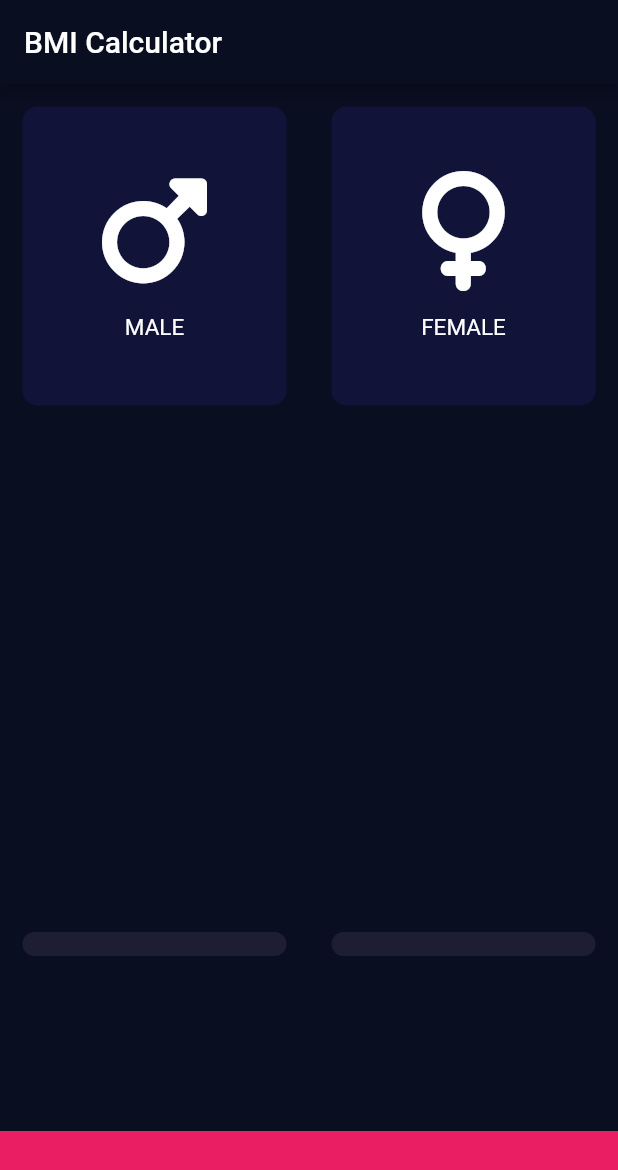
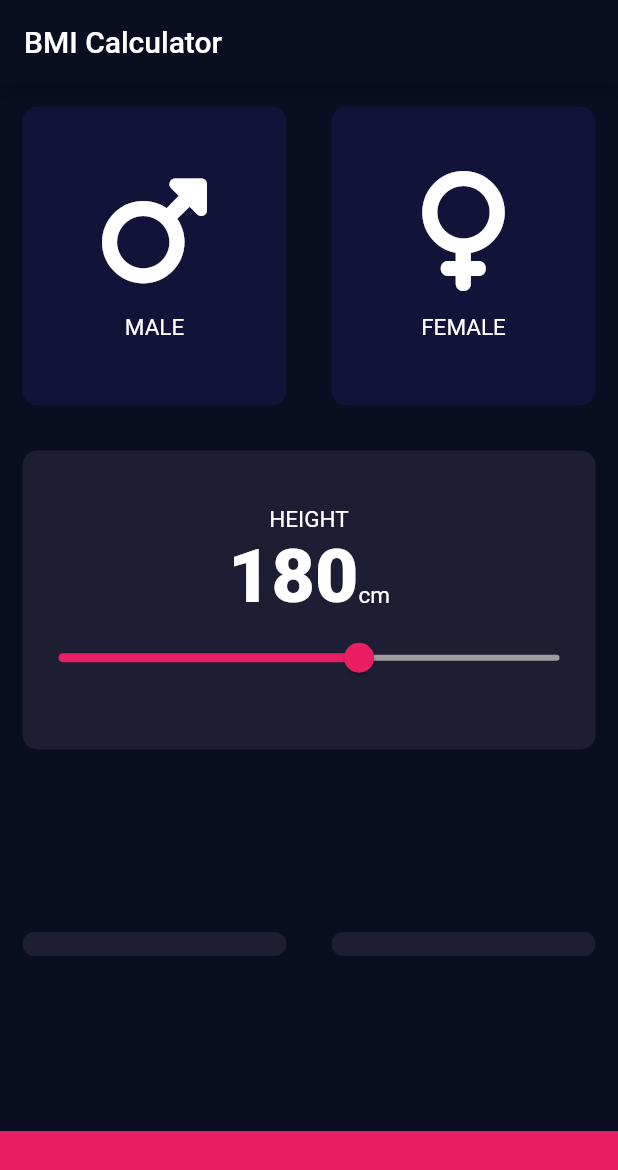
Before and after one commit to Kamrul-Hasan-2/bmi_calculator, a Flutter app: the screen it shows after launch, on a phone screen of 412 x 824 dp. Shown: the top 1170 px of the screen. Run offline on Flutter 3.47's test engine with Material 2 defaults, Android fonts, the phone set to English and light mode, and no system bars; our stand-ins replace font_awesome_flutter.

Commit message:
update Middle Expaded Widget

```diff
--- a/lib/Input_page.dart
+++ b/lib/Input_page.dart
@@ -2,14 +2,12 @@ import 'package:flutter/material.dart';
 import 'package:font_awesome_flutter/font_awesome_flutter.dart';
 import 'Reuse_card.dart';
 import 'Reuse_icon.dart';
+import 'constants.dart';
 
-
-const botomContainerButton = 70.0;
-const activeCardColor = Color(0xFF1D1E33);
-const botomContaineerButton = Colors.pink;
-const inActiveColor = Color(0xFF111338);
-
-enum Gender{male,female,}
+enum Gender {
+  male,
+  female,
+}
 
 class InputPage extends StatefulWidget {
   const InputPage({super.key});
@@ -19,8 +17,8 @@ class InputPage extends StatefulWidget {
 }
 
 class _InputPageState extends State<InputPage> {
-
-     Gender? selectedGender;
+  Gender? selectedGender;
+  int height = 180;
 
   @override
   Widget build(BuildContext context) {
@@ -29,41 +27,75 @@ class _InputPageState extends State<InputPage> {
           title: Text('BMI Calculator'),
         ),
         body: Column(
+          crossAxisAlignment: CrossAxisAlignment.stretch,
           children: <Widget>[
             Expanded(
                 child: Row(
               children: [
                 Expanded(
                   child: ReUseCard(
-                    onPress: (){
+                    onPress: () {
                       setState(() {
                         selectedGender = Gender.male;
                       });
                     },
                     childCard:
                         ReUseIcon(icon: FontAwesomeIcons.mars, label: "MALE"),
-                    colour: selectedGender == Gender.male ? activeCardColor : inActiveColor,
+                    colour: selectedGender == Gender.male
+                        ? kActiveCardColor
+                        : kInActiveColor,
                   ),
                 ),
                 Expanded(
                   child: ReUseCard(
-                    onPress: (){
+                    onPress: () {
                       setState(() {
                         selectedGender = Gender.female;
                       });
                     },
-                    colour: selectedGender == Gender.female ? activeCardColor : inActiveColor,
-                    childCard:
-                        ReUseIcon(icon: FontAwesomeIcons.venus, label: "FEMALE"),
+                    colour: selectedGender == Gender.female
+                        ? kActiveCardColor
+                        : kInActiveColor,
+                    childCard: ReUseIcon(
+                        icon: FontAwesomeIcons.venus, label: "FEMALE"),
                   ),
                 ),
               ],
             )),
             Expanded(
               child: ReUseCard(
-                onPress: (){},
-                colour: activeCardColor,
-                childCard: Text(""),
+                onPress: () {},
+                colour: kActiveCardColor,
+                childCard: Column(
+                  mainAxisAlignment: MainAxisAlignment.center,
+                  children: [
+                    Text('HEIGHT', style: kLevelTextStyle,),
+                    Row(
+                      mainAxisAlignment: MainAxisAlignment.center,
+                      crossAxisAlignment: CrossAxisAlignment.baseline,
+                      textBaseline: TextBaseline.alphabetic,
+                      children: [
+                        Text(height.toString(),
+                        style: kNumberTextStyle,
+                        ),
+                        Text('cm',
+                          style: kLevelTextStyle,
+                        ),
+                      ],
+                    ),
+                    Slider(value: height.toDouble(),
+                      min: 120,
+                      max: 220,
+                      activeColor: Colors.pink,
+                      inactiveColor: Colors.grey,
+                      onChanged: (double newValue){
+                      setState(() {
+                        height = newValue.round();
+                      });
+                      },
+                    ),
+                  ],
+                ),
               ),
             ),
             Expanded(
@@ -71,25 +103,25 @@ class _InputPageState extends State<InputPage> {
               children: [
                 Expanded(
                   child: ReUseCard(
-                    onPress: (){},
-                    colour: activeCardColor,
+                    onPress: () {},
+                    colour: kActiveCardColor,
                     childCard: Text(""),
                   ),
                 ),
                 Expanded(
                   child: ReUseCard(
-                    onPress: (){},
-                    colour: activeCardColor,
+                    onPress: () {},
+                    colour: kActiveCardColor,
                     childCard: Text(""),
                   ),
                 ),
               ],
             )),
             Container(
-              color: botomContaineerButton,
+              color: kBotomContaineerButton,
               margin: EdgeInsets.only(top: 10.0),
               width: double.infinity,
-              height: botomContainerButton,
+              height: kBotomContainerButton,
             ),
           ],
         ));
--- a/lib/Reuse_icon.dart
+++ b/lib/Reuse_icon.dart
@@ -1,5 +1,9 @@
 import 'package:flutter/cupertino.dart';
 import 'package:flutter/material.dart';
+
+import 'constants.dart';
+
+
 
 class ReUseIcon extends StatelessWidget {
   ReUseIcon({required this.icon, required this.label});
@@ -21,7 +25,7 @@ class ReUseIcon extends StatelessWidget {
         ),
         Text(
           label,
-          style: TextStyle(fontSize: 15.0, color: Colors.white),
+          style:kLevelTextStyle,
         ),
       ],
     );
--- /dev/null
+++ b/lib/constants.dart
@@ -0,0 +1,11 @@
+import 'package:flutter/material.dart';
+
+const kNumberTextStyle = TextStyle(
+  fontSize: 50.0,
+  fontWeight: FontWeight.w900,
+);
+const kLevelTextStyle = TextStyle(fontSize: 15.0, color: Colors.white);
+const kBotomContainerButton = 70.0;
+const kActiveCardColor = Color(0xFF1D1E33);
+const kBotomContaineerButton = Colors.pink;
+const kInActiveColor = Color(0xFF111338);
```
